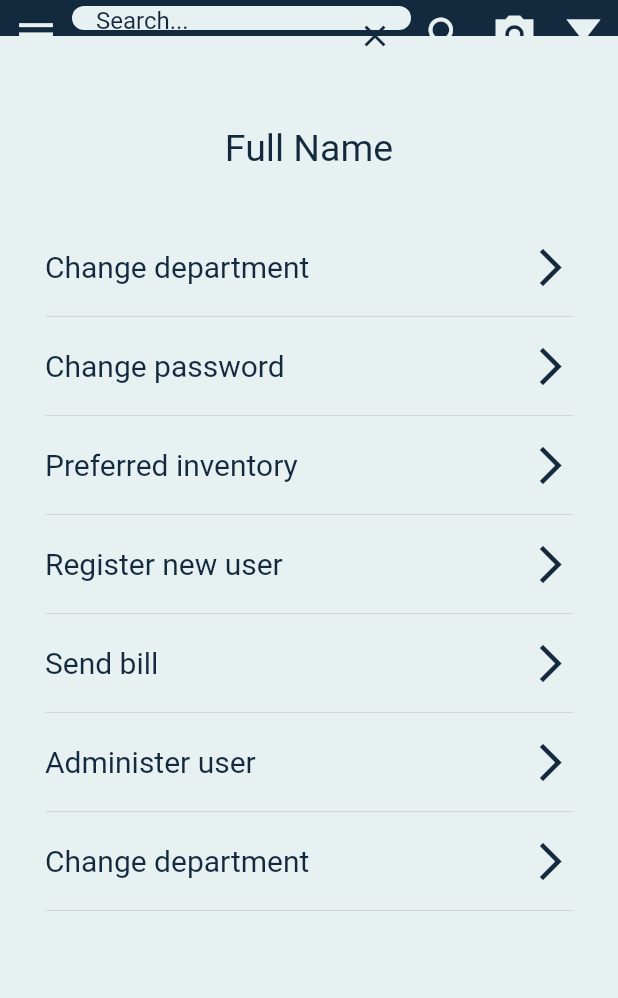
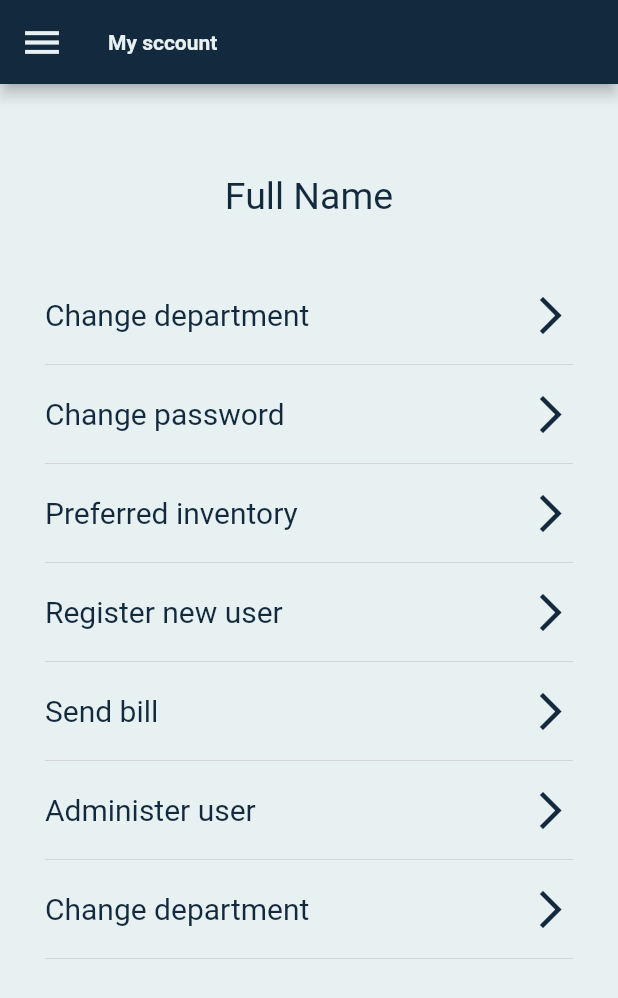
Before and after one commit to johanneslj/ShipOrganizerApp, a Flutter app: the MyAccount screen opened directly, on a phone screen of 412 x 824 dp. Shown: the top 998 px of the screen. Run offline on Flutter 3.47's test engine with Material 2 defaults, Android fonts, the phone set to English and light mode, and no system bars; generated files the repository leaves out were written again.

Commit message:
Added new Appbar

```diff
--- a/lib/views/MyAccount/myaccount_view.dart
+++ b/lib/views/MyAccount/myaccount_view.dart
@@ -1,7 +1,4 @@
-
-
 import 'package:flutter/material.dart';
-import 'package:ship_organizer_app/views/inventory/top_bar_widget.dart';
 import 'package:ship_organizer_app/views/select_department/department_card.dart';
 import 'package:flutter_gen/gen_l10n/app_localizations.dart';
 
@@ -17,12 +14,16 @@ class MyAccount extends StatelessWidget {
   @override
   Widget build(BuildContext context) {
     return Scaffold(
-      appBar: PreferredSize(
-          preferredSize: Size(
-              MediaQuery.of(context).size.width, MediaQuery.of(context).viewPadding.top + 24.0),
-          child: TopBar(
-            onMenuPressed: _onMenuPressed,
-          )),
+      appBar: AppBar(
+          leading: IconButton(
+              onPressed: _onMenuPressed,
+              icon:
+                  Icon(
+                    Icons.menu,
+                    color: Theme.of(context).colorScheme.onPrimary,
+                  )),
+        title: Text(AppLocalizations.of(context)!.myAccount),
+      ),
       body: Center(
           child: Padding(
             padding: const EdgeInsets.only(left: 30, right: 30, top: 60, bottom: 10),
```
